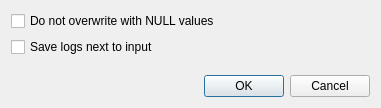
Qt form plugin/teksi_wastewater/interlis/gui/interlis_import_settings_dialog.ui (teksi/wastewater) before a commit.
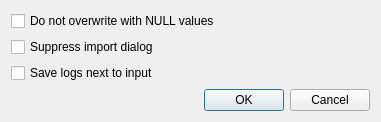
The same form after that commit.

Commit message: Add option to suppress selection dialog

```diff
--- a/plugin/teksi_wastewater/interlis/gui/interlis_import_settings_dialog.ui
+++ b/plugin/teksi_wastewater/interlis/gui/interlis_import_settings_dialog.ui
@@ -30,6 +30,13 @@
       </widget>
      </item>
      <item row="1" column="0" colspan="2">
+      <widget class="QCheckBox" name="suppress_import_dialog_checkbox">
+       <property name="text">
+        <string>Suppress import dialog</string>
+       </property>
+      </widget>
+     </item>
+     <item row="2" column="0" colspan="2">
       <widget class="QCheckBox" name="save_logs_next_to_file_checkbox">
        <property name="text">
         <string>Save logs next to input</string>
```
The commit also changes 2 other files.
